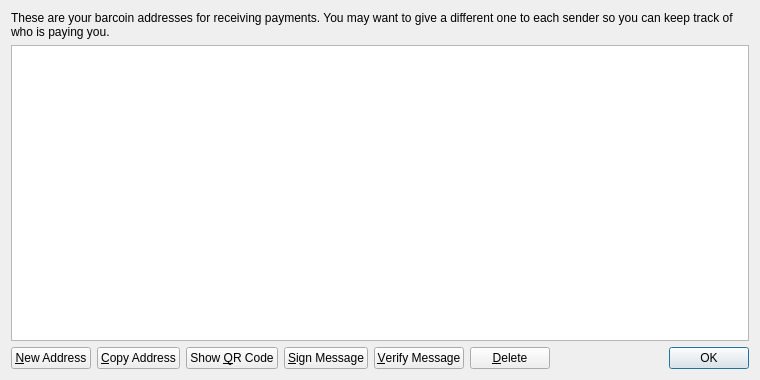
Old version of the form src/qt/forms/addressbookpage.ui in the repository bluebitcoin/bluebitcoin.
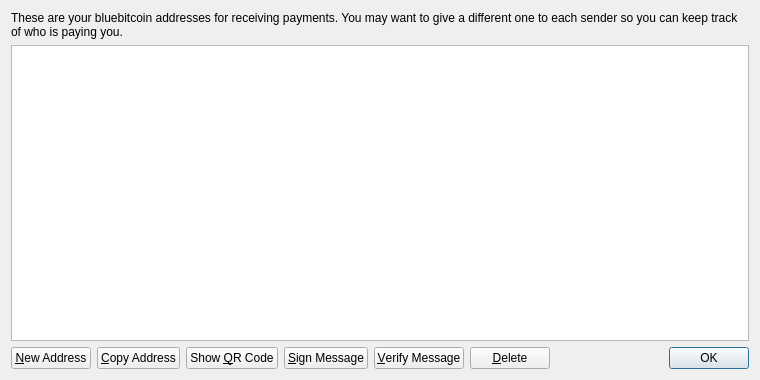
New version of the form. Icons and pictures are not drawn.

The edit to the form file:
```diff
--- a/src/qt/forms/addressbookpage.ui
+++ b/src/qt/forms/addressbookpage.ui
@@ -17,7 +17,7 @@
    <item>
     <widget class="QLabel" name="labelExplanation">
      <property name="text">
-      <string>These are your barcoin addresses for receiving payments. You may want to give a different one to each sender so you can keep track of who is paying you.</string>
+      <string>These are your bluebitcoin addresses for receiving payments. You may want to give a different one to each sender so you can keep track of who is paying you.</string>
      </property>
      <property name="textFormat">
       <enum>Qt::PlainText</enum>
```
